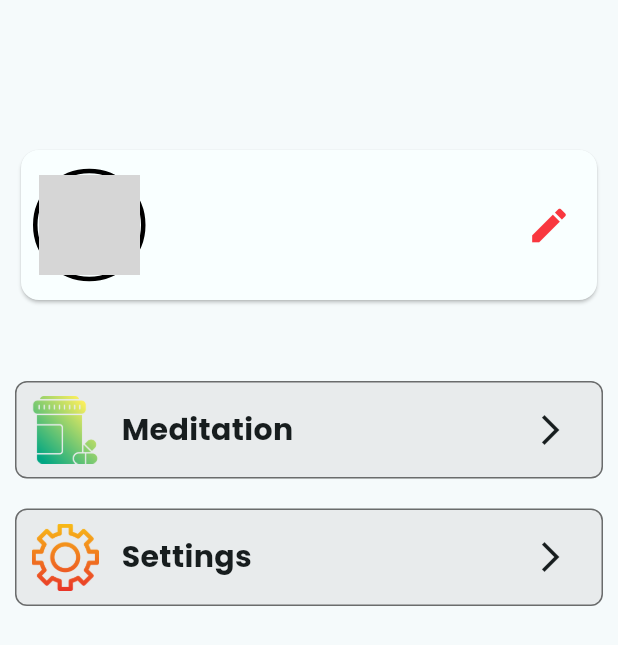
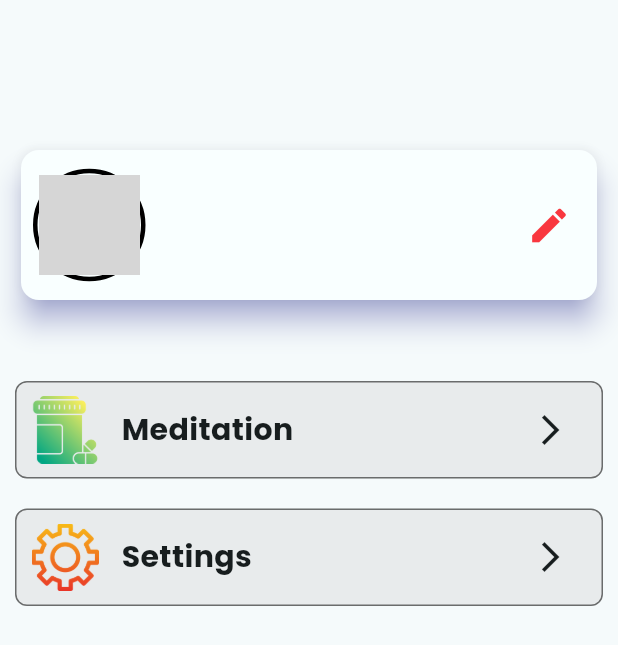
Before and after one commit to andriimobdev25/healthcare-app, a Flutter app: the ProfilePage screen opened by its route, on a phone screen of 412 x 824 dp. Shown: the top 645 px of the screen. Run offline on Flutter 3.47's test engine with Material 3 defaults, Android fonts, the phone set to English and light mode, and no system bars; our stand-ins replace animate_do, cloud_firestore, firebase_auth, firebase_core, firebase_messaging, firebase_storage and 8 more; missing offline and left inert: google_mlkit_text_recognition; accounts and stored records are empty; network calls fail; grey boxes are pictures that could not be loaded.

Commit message:
Add elevation and shadow color to Card in ProfilePage for improved visual depth

```diff
--- a/lib/pages/main_screens/profile_page.dart
+++ b/lib/pages/main_screens/profile_page.dart
@@ -80,6 +80,8 @@ class _ProfilePageState extends State<ProfilePage> {
                             height: 20,
                           ),
                           Card(
+                            elevation: 8,
+                            shadowColor: mainBlueColor,
                             child: Container(
                               width: double.infinity,
                               height: 100,
```
